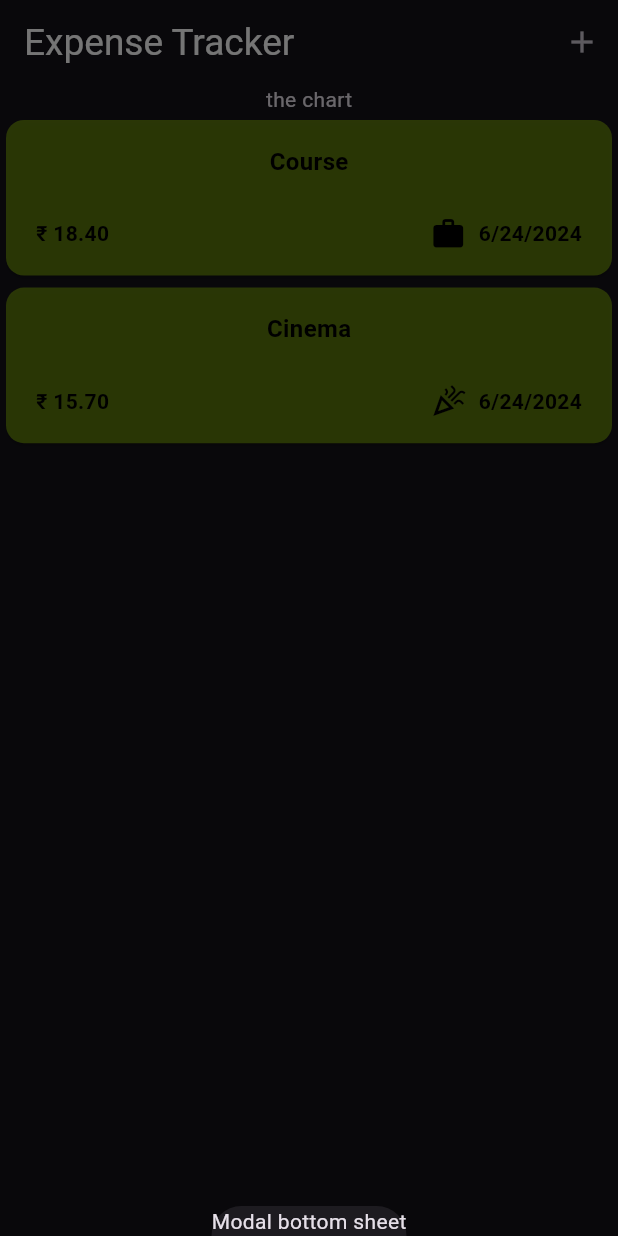
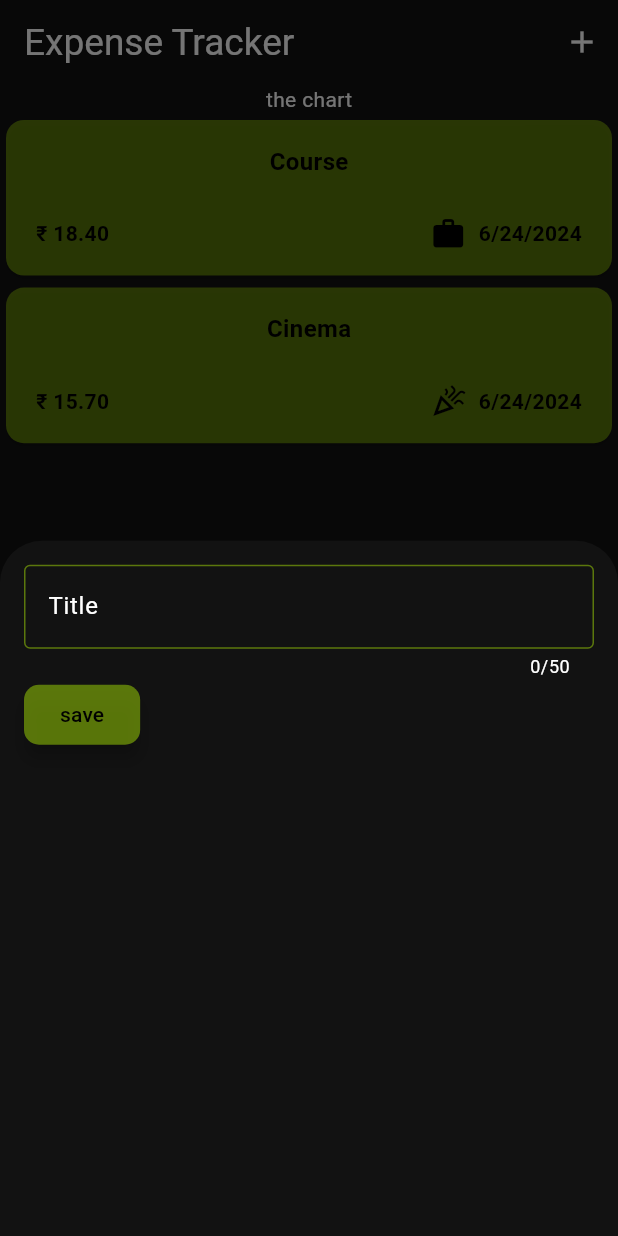
Before and after one commit to AswinAzikar/Expense_tracker, a Flutter app: the screen it shows after launch, after a tap on the "add" icon, on a phone screen of 412 x 824 dp. Run offline on Flutter 3.47's test engine with Material 3 defaults, Android fonts, the phone set to English and light mode, and no system bars.

Commit message:
Implemented TextEditing Controller for saving the variable

```diff
--- /dev/null
+++ b/lib/constans.dart
@@ -0,0 +1,52 @@
+import 'package:flutter/material.dart';
+
+class AppColors {
+  static const Color green = Color.fromARGB(126, 165, 223, 5);
+  static const Color darkBackground = Color.fromARGB(255, 18, 18, 18);
+  static const Color darkText = Colors.white;
+  static const Color black = Colors.black;
+}
+
+class AppTheme {
+  static final ThemeData lightTheme = ThemeData(
+    brightness: Brightness.light,
+    primaryColor: AppColors.green,
+    hintColor: AppColors.black,
+    buttonTheme: ButtonThemeData(
+      textTheme: ButtonTextTheme.primary,
+      shape: RoundedRectangleBorder(
+        borderRadius: BorderRadius.circular(10),
+      ),
+      buttonColor: AppColors.black,
+      // textTheme: ButtonTextTheme.primary,
+      disabledColor: Colors.grey,
+      highlightColor: AppColors.green.withOpacity(0.2),
+      splashColor: AppColors.green.withOpacity(0.2),
+    ),
+  );
+
+  static final ThemeData darkTheme = ThemeData(
+    brightness: Brightness.dark,
+    colorScheme: const ColorScheme(
+      brightness: Brightness.dark,
+      primary: AppColors.green,
+      onPrimary: AppColors.darkText,
+      secondary: AppColors.black,
+      onSecondary: AppColors.darkText,
+      surface: AppColors.darkBackground,
+      onSurface: AppColors.darkText,
+      onError: AppColors.darkText,
+      error: AppColors.black,
+    ),
+    elevatedButtonTheme: ElevatedButtonThemeData(
+      style: ElevatedButton.styleFrom(
+        foregroundColor: AppColors.darkText,
+        backgroundColor: AppColors.green, // text color
+        elevation: 5, // elevation
+        shape: RoundedRectangleBorder(
+          borderRadius: BorderRadius.circular(10), // rounded corners
+        ),
+      ),
+    ),
+  );
+}
--- a/lib/main.dart
+++ b/lib/main.dart
@@ -1,3 +1,4 @@
+import 'package:expense_tracker/constans.dart';
 import 'package:flutter/material.dart';
 
 import 'models/expenses.dart';
@@ -12,9 +13,9 @@ class MyApp extends StatelessWidget {
   @override
   Widget build(BuildContext context) {
     return MaterialApp(
-      theme: ThemeData.dark(useMaterial3: true),
+      theme: AppTheme.darkTheme,
       debugShowCheckedModeBanner: false,
-      home: Expenses(),
+      home: const Expenses(),
     );
   }
 }
--- a/lib/models/expenses.dart
+++ b/lib/models/expenses.dart
@@ -1,5 +1,6 @@
 import 'package:expense_tracker/models/expense.dart';
 import 'package:expense_tracker/expenses_list.dart';
+import 'package:expense_tracker/models/widgets/new_expense.dart';
 import 'package:flutter/material.dart';
 
 class Expenses extends StatefulWidget {
@@ -24,7 +25,7 @@ class _ExpensesState extends State<Expenses> {
   ];
   void _openAddExpenseOverlay() {
     showModalBottomSheet(
-        context: context, builder: (ctx) => Text('Modal bottom sheet'));
+        context: context, builder: (ctx) => const NewExpense());
   }
 
   @override
--- a/lib/models/widgets/expenses_list/expense_Item.dart
+++ b/lib/models/widgets/expenses_list/expense_Item.dart
@@ -1,3 +1,4 @@
+import 'package:expense_tracker/constans.dart';
 import 'package:expense_tracker/models/expense.dart';
 import 'package:flutter/material.dart';
 
@@ -10,7 +11,7 @@ class ExpenseItem extends StatelessWidget {
     double screenheight = MediaQuery.sizeOf(context).height;
     double screenwidth = MediaQuery.sizeOf(context).width;
     return Card(
-      color: Color.fromARGB(126, 165, 223, 5),
+      color: AppColors.green,
       child: Padding(
         padding: const EdgeInsets.symmetric(horizontal: 20, vertical: 16),
         child: Column(
--- /dev/null
+++ b/lib/models/widgets/new_expense.dart
@@ -0,0 +1,64 @@
+import 'package:expense_tracker/constans.dart';
+import 'package:flutter/material.dart';
+
+class NewExpense extends StatefulWidget {
+  const NewExpense({super.key});
+
+  @override
+  State<NewExpense> createState() => _NewExpenseState();
+}
+
+class _NewExpenseState extends State<NewExpense> {
+  final _titleController = TextEditingController();
+
+  @override
+  void dispose() {
+    _titleController.dispose();
+    super.dispose();
+  }
+
+  @override
+  Widget build(BuildContext context) => Padding(
+        padding: const EdgeInsets.all(16),
+        child: Column(
+          children: [
+            TextField(
+              controller: _titleController,
+              maxLength: 50,
+              decoration: InputDecoration(
+                border: OutlineInputBorder(
+                  borderRadius: BorderRadius.circular(10.0),
+                  borderSide: const BorderSide(
+                    color: AppColors.green,
+                    width: 1.0,
+                  ),
+                ),
+                label: const Text(
+                  "Title",
+                  style: TextStyle(color: Colors.white),
+                ),
+                enabledBorder: const OutlineInputBorder(
+                  borderSide: BorderSide(
+                    color: AppColors.green,
+                    width: 1.0,
+                  ),
+                ),
+              ),
+            ),
+            Row(
+              children: [
+                ElevatedButton(
+                    style: ButtonStyle(
+                      backgroundColor: WidgetStateProperty.all(AppColors.green),
+                      foregroundColor: WidgetStateProperty.all(Colors.black),
+                    ),
+                    onPressed: () {
+                      print(_titleController.text);
+                    },
+                    child: const Text("save"))
+              ],
+            )
+          ],
+        ),
+      );
+}
```
